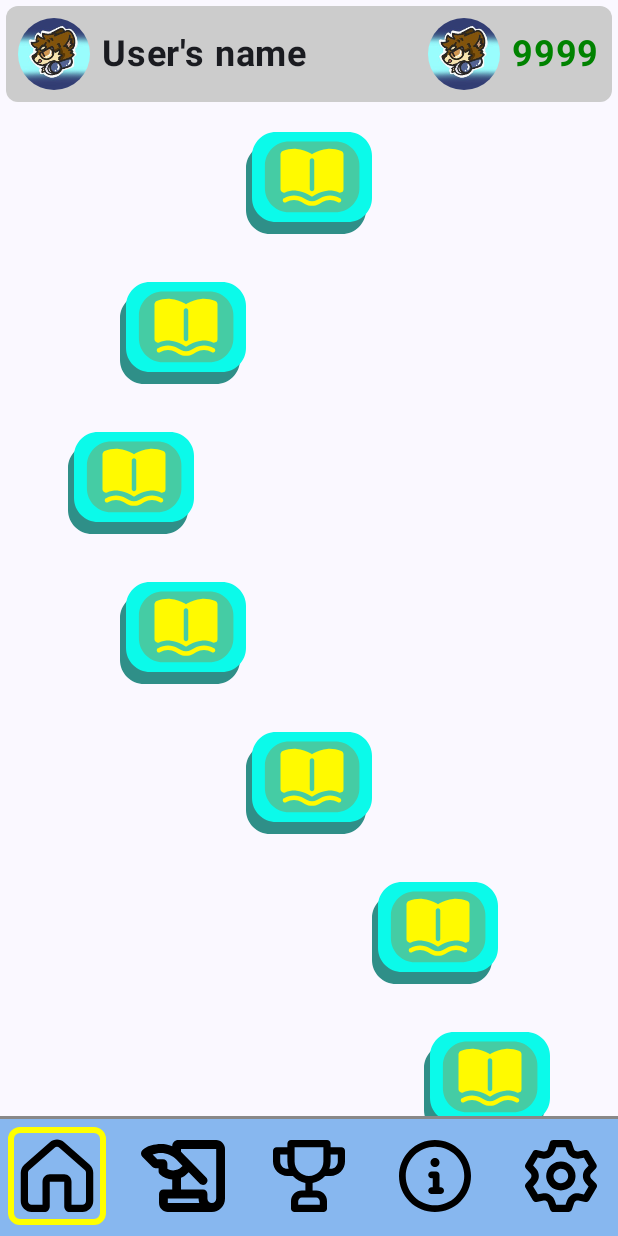
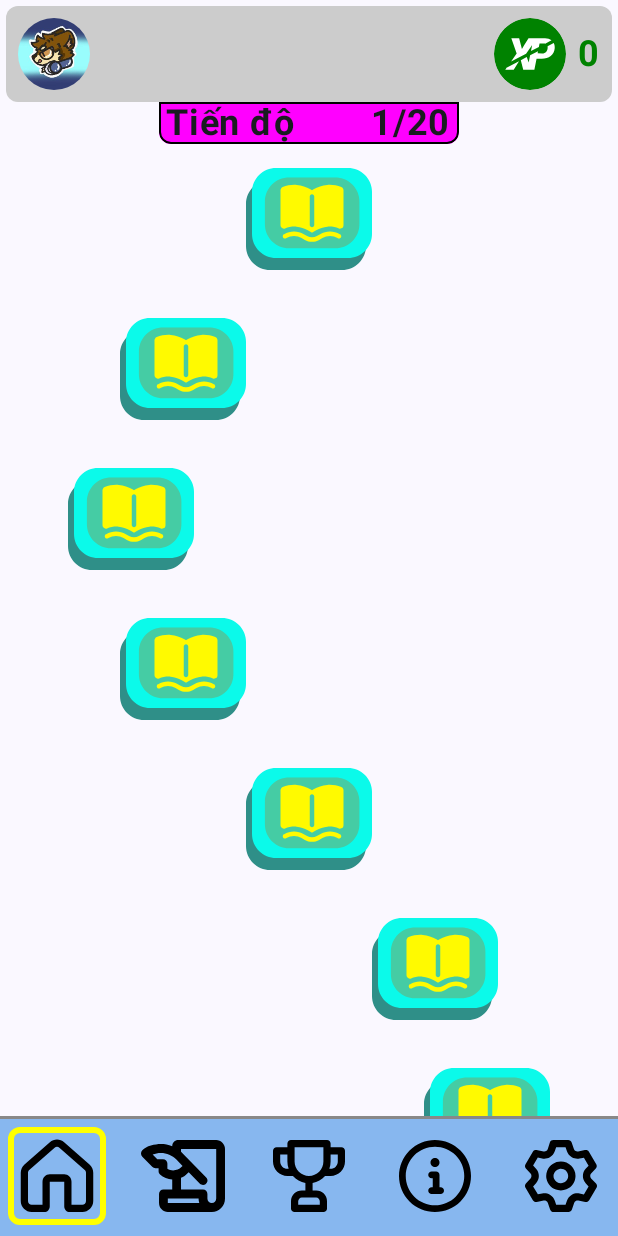
Before and after one commit to LuongManhLinh/SprEng, an Android app built with Jetpack Compose: the screen it shows after launch (MainActivity), on a phone screen of 412 x 824 dp. Run offline under Robolectric (Android 15) with nearby library versions, the phone set to English and light mode, and no system bars.

Commit message:
Update Home and Study

```diff
--- a/app/src/main/java/com/example/spreng/ui/mainscreen/home/HomeScreen.kt
+++ b/app/src/main/java/com/example/spreng/ui/mainscreen/home/HomeScreen.kt
@@ -1,8 +1,7 @@
 package com.example.spreng.ui.mainscreen.home
 
+import android.util.Log
 import androidx.compose.animation.AnimatedVisibility
-import androidx.compose.animation.core.Spring
-import androidx.compose.animation.core.spring
 import androidx.compose.animation.core.tween
 import androidx.compose.animation.expandHorizontally
 import androidx.compose.animation.expandVertically
@@ -10,6 +9,7 @@ import androidx.compose.animation.shrinkHorizontally
 import androidx.compose.animation.shrinkVertically
 import androidx.compose.foundation.Image
 import androidx.compose.foundation.background
+import androidx.compose.foundation.border
 import androidx.compose.foundation.layout.Arrangement
 import androidx.compose.foundation.layout.Box
 import androidx.compose.foundation.layout.Column
@@ -20,17 +20,19 @@ import androidx.compose.foundation.layout.fillMaxWidth
 import androidx.compose.foundation.layout.height
 import androidx.compose.foundation.layout.padding
 import androidx.compose.foundation.layout.size
+import androidx.compose.foundation.layout.width
 import androidx.compose.foundation.lazy.LazyColumn
-import androidx.compose.foundation.lazy.items
 import androidx.compose.foundation.shape.RoundedCornerShape
 import androidx.compose.material3.Button
 import androidx.compose.material3.MaterialTheme
 import androidx.compose.material3.Scaffold
 import androidx.compose.material3.Text
 import androidx.compose.runtime.Composable
+import androidx.compose.runtime.LaunchedEffect
 import androidx.compose.runtime.collectAsState
 import androidx.compose.runtime.getValue
 import androidx.compose.runtime.mutableStateOf
+import androidx.compose.runtime.produceState
 import androidx.compose.runtime.remember
 import androidx.compose.runtime.setValue
 import androidx.compose.ui.Alignment
@@ -41,11 +43,14 @@ import androidx.compose.ui.input.pointer.pointerInput
 import androidx.compose.ui.layout.ContentScale
 import androidx.compose.ui.res.dimensionResource
 import androidx.compose.ui.res.painterResource
+import androidx.compose.ui.res.stringResource
 import androidx.compose.ui.text.font.FontWeight
 import androidx.compose.ui.tooling.preview.Preview
+import androidx.compose.ui.unit.dp
 import androidx.compose.ui.unit.sp
 import androidx.lifecycle.viewmodel.compose.viewModel
 import com.example.spreng.R
+import kotlinx.coroutines.delay
 
 @Composable
 fun HomeScreen(
@@ -58,7 +63,11 @@ fun HomeScreen(
     Scaffold(
         modifier = modifier,
         topBar = {
-            HomeTopBar()
+            HomeTopBar(
+                userName = uiState.userName,
+                userXp = uiState.userXp.toString(),
+                userProgress = "${uiState.numCompletedLesson}/${uiState.numTotalLesson}"
+            )
         }
     ) { innerPadding ->
         LazyColumn(
@@ -68,10 +77,10 @@ fun HomeScreen(
                 )
                 .fillMaxSize()
         ) {
-            items(uiState.lessonList) { lessonUI ->
+            items(uiState.lessonList.size) { idx ->
+                val lessonUI = uiState.lessonList[idx]
 
                 var isPressed by remember { mutableStateOf(false) }
-                var isShowingBox by remember { mutableStateOf(false) }
 
                 Column(
                     horizontalAlignment = Alignment.CenterHorizontally,
@@ -106,7 +115,15 @@ fun HomeScreen(
                                                 val eY = eventPosition.y
 
                                                 isPressed = eX >= 0 && eY >= 0 && eX <= w && eY <= h
-                                                isShowingBox = !isShowingBox
+                                                if (isPressed) {
+                                                    if (lessonUI.cardState == LessonCardState.HIDING) {
+                                                        viewModel.updateLessonCardState(idx, LessonCardState.OPENING)
+                                                    }
+                                                    else if (lessonUI.cardState == LessonCardState.SHOWING) {
+                                                        viewModel.updateLessonCardState(idx, LessonCardState.CLOSING)
+                                                    }
+                                                    Log.d("HomeScreen", "Lesson ${lessonUI.cardState}")
+                                                }
 
                                             } else {
 
@@ -121,9 +138,16 @@ fun HomeScreen(
                     }
 
                     LessonBox(
-                        isShowingBox = isShowingBox,
+                        isShowingBox = lessonUI.cardState == LessonCardState.SHOWING
+                                || lessonUI.cardState == LessonCardState.OPENING,
                         info = "This is the lesson ${lessonUI.id}",
-                        onLessonClicked = onLessonClicked
+                        onLessonClicked = onLessonClicked,
+                        onOpeningCompleted = {
+                            viewModel.updateLessonCardState(idx, LessonCardState.SHOWING)
+                        },
+                        onClosingCompleted = {
+                            viewModel.updateLessonCardState(idx, LessonCardState.HIDING)
+                        }
                     )
                 }
 
@@ -133,11 +157,40 @@ fun HomeScreen(
 }
 
 @Composable
-private fun HomeTopBar(modifier: Modifier = Modifier) {
+private fun HomeTopBar(
+    modifier: Modifier = Modifier,
+    userName: String,
+    userXp: String,
+    userProgress: String
+) {
+    Column(
+        horizontalAlignment = Alignment.CenterHorizontally,
+        modifier = modifier
+    ) {
+        HomeTopBarfInfo(
+            userName = userName,
+            userXp = userXp
+        )
+        HomeTopBarProgress(
+            userProgress = userProgress
+        )
+    }
+}
+
+@Composable
+private fun HomeTopBarfInfo(
+    modifier: Modifier = Modifier,
+    userName: String,
+    userXp: String
+) {
     Row(
         modifier = modifier
-            .padding(dimensionResource(R.dimen.tiny))
-            .clip(shape = RoundedCornerShape(dimensionResource(R.dimen.small)))
+            .padding(
+                top = dimensionResource(R.dimen.tiny),
+                start = dimensionResource(R.dimen.tiny),
+                end = dimensionResource(R.dimen.tiny)
+            )
+            .clip(RoundedCornerShape(dimensionResource(R.dimen.small)))
             .background(Color.LightGray)
             .padding(dimensionResource(R.dimen.small))
         ,
@@ -155,14 +208,14 @@ private fun HomeTopBar(modifier: Modifier = Modifier) {
             contentScale = ContentScale.Crop
         )
         Text(
-            text = "User's name",
+            text = userName,
             fontWeight = FontWeight.Bold,
             fontSize = 24.sp,
             modifier = Modifier.padding(start = dimensionResource(R.dimen.small))
         )
         Spacer(Modifier.weight(1f))
         Image(
-            painter = painterResource(R.drawable.sample_avatar),
+            painter = painterResource(R.drawable.xp),
             contentDescription = null,
             modifier = Modifier
                 .size(dimensionResource(R.dimen.middle_large))
@@ -171,25 +224,79 @@ private fun HomeTopBar(modifier: Modifier = Modifier) {
             contentScale = ContentScale.Crop
         )
         Text(
-            text = "9999",
+            text = userXp,
             fontWeight = FontWeight.Bold,
             fontSize = 24.sp,
             color = Color(0, 130, 0),
             modifier = Modifier.padding(start = dimensionResource(R.dimen.small))
         )
+    }
+}
 
+@Composable
+private fun HomeTopBarProgress(
+    modifier: Modifier = Modifier,
+    userProgress: String
+) {
+    Row(
+        verticalAlignment = Alignment.CenterVertically,
+        modifier = modifier
+            .width(200.dp)
+            .clip(
+                RoundedCornerShape(
+                    bottomStart = dimensionResource(R.dimen.small),
+                    bottomEnd = dimensionResource(R.dimen.small)
+                )
+            )
+            .border(
+                width = 1.dp,
+                color = Color.Black,
+                shape = RoundedCornerShape(
+                    bottomStart = dimensionResource(R.dimen.small),
+                    bottomEnd = dimensionResource(R.dimen.small)
+                )
+            )
+            .background(Color.Magenta)
+    ) {
+        Spacer(Modifier.weight(0.1f))
+        Text(
+            text = stringResource(R.string.progress),
+            fontWeight = FontWeight.Bold,
+            fontSize = 24.sp
+        )
+        Spacer(Modifier.weight(1f))
+        Text(
+            text = userProgress,
+            fontWeight = FontWeight.Bold,
+            fontSize = 24.sp
+        )
+        Spacer(Modifier.weight(0.1f))
     }
 }
 
 
 @Composable
 private fun LessonBox(
+    modifier: Modifier = Modifier,
     isShowingBox: Boolean,
     info: String,
-    onLessonClicked: () -> Unit
+    onLessonClicked: () -> Unit,
+    onOpeningCompleted: () -> Unit,
+    onClosingCompleted: () -> Unit
 ) {
+
+    LaunchedEffect(isShowingBox) {
+        if (isShowingBox) {
+            delay(800)
+            onOpeningCompleted()
+        } else {
+            delay(600)
+            onClosingCompleted()
+        }
+    }
+
     Column(
-        modifier = Modifier.fillMaxSize(),
+        modifier = modifier.fillMaxSize(),
         horizontalAlignment = if (isShowingBox) {
             Alignment.Start
         } else {
@@ -200,7 +307,7 @@ private fun LessonBox(
             visible = isShowingBox,
             enter = expandHorizontally(
                 animationSpec = tween(
-                    durationMillis = 1000
+                    durationMillis = 800
                 ),
                 expandFrom = Alignment.Start
             ),
@@ -223,15 +330,13 @@ private fun LessonBox(
     AnimatedVisibility(
         visible = isShowingBox,
         enter = expandVertically(
-            animationSpec = spring(
-                dampingRatio = Spring.DampingRatioNoBouncy,
-                stiffness = Spring.StiffnessLow
+            animationSpec = tween(
+                durationMillis = 700
             )
         ),
         exit = shrinkVertically(
             animationSpec = tween(
-                durationMillis = 500,
-                delayMillis = 100
+                durationMillis = 600
             )
         )
     ) {
@@ -263,7 +368,7 @@ private fun LessonContent(
                 onClick = { onLessonClicked() },
                 modifier = Modifier.padding(dimensionResource(R.dimen.small))
             ) {
-                Text("Start lesson")
+                Text("Bắt đầu")
             }
         }
     }
@@ -271,68 +376,8 @@ private fun LessonContent(
 
 
 
-//@Preview(showBackground = false)
-//@Composable
-//private fun Preview() {
-//    HomeScreen(viewModel = HomeViewModel())
-//}
-
-@Preview(showBackground = true)
+@Preview(showBackground = false)
 @Composable
-private fun LessonCardPreview() {
-    Box(
-        modifier = Modifier.fillMaxSize(),
-        contentAlignment = Alignment.Center
-    ) {
-        LessonBox(
-            true,
-            "This is a lesson",{}
-        )
-    }
-
+private fun Preview() {
+    HomeScreen(viewModel = HomeViewModel())
 }
-
-//@Composable
-//private fun LessonCard(
-//    info: String,
-//    posXdp: Int,
-//    modifier: Modifier = Modifier
-//) {
-//    Card(
-//        colors = CardDefaults.cardColors(
-//            containerColor = Color.Green,
-//        ),
-//        modifier = modifier
-//            .width(360.dp)
-//            .drawBehind {
-//                val trianglePath = Path().apply {
-//                    moveTo(posXdp.dp.toPx() - 16.dp.toPx(), 0f) // Left position
-//                    lineTo(posXdp.dp.toPx() + 2.dp.toPx(), 0f) // Right position
-//                    lineTo(posXdp.dp.toPx(), -16.dp.toPx()) // Top position
-//                    close()
-//                }
-//                drawPath(trianglePath, color = Color.Green)
-//            }
-//    ) {
-//        Text(
-//            text = info,
-//            style = MaterialTheme.typography.headlineSmall,
-//            modifier = Modifier.padding(dimensionResource(R.dimen.small))
-//        )
-//    }
-//
-//}
-//
-//@Composable
-//private fun calLessonCardPos(
-//    cardWidthDp: Int = 360,
-//    lw: Float
-//) : Int {
-//    val scrWdp = LocalConfiguration.current.screenWidthDp
-//    val newRight = cardWidthDp.toDouble() / scrWdp.toDouble()
-//    val newLeft = 1.0 - newRight
-//
-//    val lwd = LessonUI
-//        .map(lw.toDouble(), 0.0, 1.0, newLeft, newRight).toFloat()
-//    return (cardWidthDp * lwd).toInt()
-//}
--- a/app/src/main/java/com/example/spreng/ui/mainscreen/home/HomeViewModel.kt
+++ b/app/src/main/java/com/example/spreng/ui/mainscreen/home/HomeViewModel.kt
@@ -1,23 +1,41 @@
 package com.example.spreng.ui.mainscreen.home
 
+import android.util.Log
 import androidx.lifecycle.ViewModel
 import kotlinx.coroutines.flow.MutableStateFlow
 import kotlinx.coroutines.flow.asStateFlow
+import kotlinx.coroutines.flow.update
 import kotlin.math.PI
 import kotlin.math.cos
 
 class HomeViewModel : ViewModel() {
     private val _uiState = MutableStateFlow(HomeUiState())
     val uiState = _uiState.asStateFlow()
+
+    fun updateLessonCardState(lessonIdx: Int, newState: LessonCardState) {
+        _uiState.update { state ->
+            val newLessonList = state.lessonList
+            newLessonList[lessonIdx].cardState = newState
+            state.copy(
+                lessonList = newLessonList
+            )
+        }
+    }
+
 }
 
 data class HomeUiState(
-    val lessonList: List<LessonUI> = LessonUI.getSample(20)
+    val lessonList: List<LessonUI> = LessonUI.getSample(20),
+    val userName: String = "",
+    val userXp: Int = 0,
+    val numCompletedLesson: Int = 1,
+    val numTotalLesson: Int = 20
 )
 
 data class LessonUI(
     val id: Int,
-    val isShowingCard: Boolean = false,
+    val description: String = "",
+    var cardState: LessonCardState = LessonCardState.HIDING,
     var leftWeight: Float = 0.5F,
     var rightWeight: Float = 0.5F
 ) {
@@ -55,9 +73,9 @@ data class LessonUI(
     }
 }
 
-fun main() {
-    val a = LessonUI.getSample(10)
-    for (i in a) {
-        println(i)
-    }
+enum class LessonCardState {
+    HIDING,
+    OPENING,
+    SHOWING,
+    CLOSING
 }
--- a/app/src/main/res/values/strings.xml
+++ b/app/src/main/res/values/strings.xml
@@ -19,4 +19,9 @@
     <string name="description_platinum">Xuất sắc vượt trội, đứng đầu.</string>
     <string name="diamond_rank">Kim cương</string>
     <string name="description_diamond">Huyền thoại sống, hoàn hảo tuyệt đối.</string>
+
+    <string name="progress">Tiến độ</string>
+
+    <string name="button_title_complete">Hoàn thành</string>
+    <string name="cnt_desc_close">Đóng</string>
 </resources>
```
Also changed, not shown: app/src/main/java/com/example/spreng/StudyActivity.kt (+0 -15 lines), app/src/main/java/com/example/spreng/form/AnswerType.kt (added, +7 -0 lines), app/src/main/java/com/example/spreng/form/ChallengeForm.kt (added, +10 -0 lines), app/src/main/java/com/example/spreng/form/QuestionType.kt (added, +7 -0 lines), app/src/main/java/com/example/spreng/ui/mainscreen/info/InfoScreen.kt (+0 -7 lines), app/src/main/java/com/example/spreng/ui/studyscreen/BaseStudyScreen.kt (+54 -8 lines), app/src/main/java/com/example/spreng/ui/studyscreen/StudyFlowViewModel.kt (added, +7 -0 lines), app/src/main/java/com/example/spreng/ui/studyscreen/answer/wordpicker/WordPickerFillScreen.kt (+23 -9 lines), app/src/main/java/com/example/spreng/ui/studyscreen/answer/wordpicker/WordPickerSequenceScreen.kt (+22 -15 lines).
